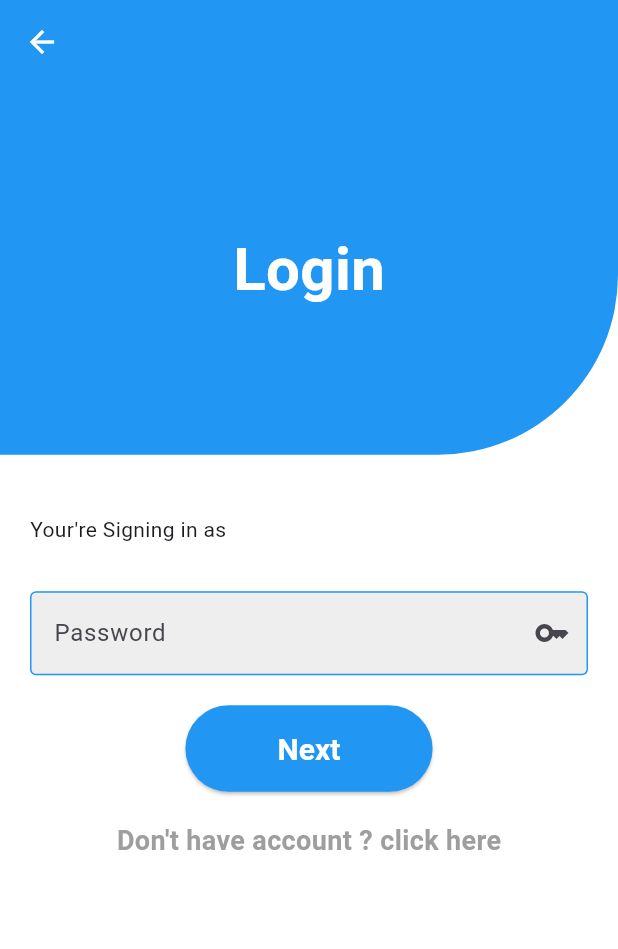
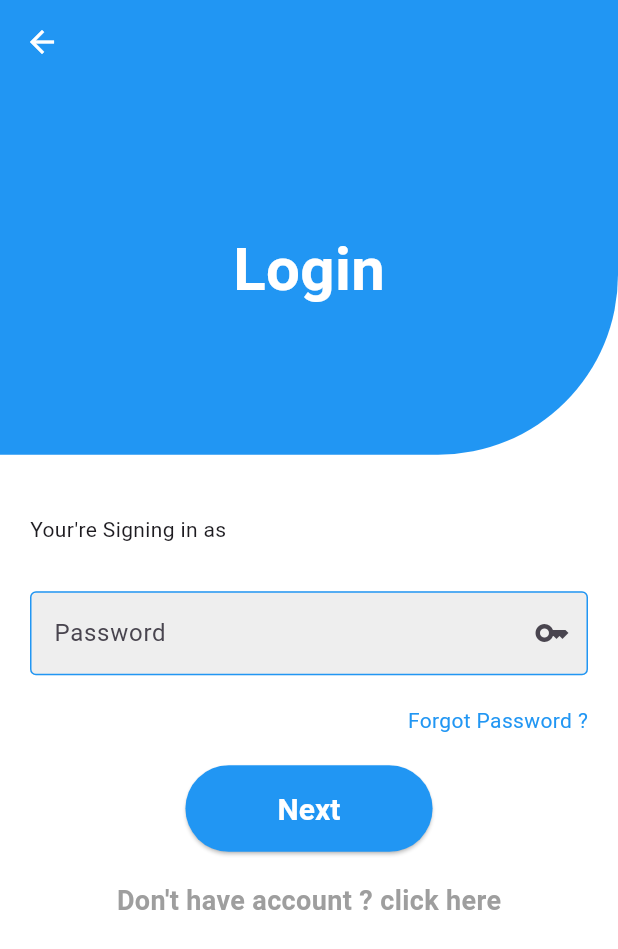
Before and after one commit to DaxeshDevganiya/AppSolver, a Flutter app: the Password screen opened directly, on a phone screen of 412 x 824 dp. Shown: the top 949 px of the screen. Run offline on Flutter 3.47's test engine with Material 3 defaults, Android fonts, the phone set to English and light mode, and no system bars; our stand-ins replace curved_labeled_navigation_bar, date_field, dio, file_picker, getwidget, page_transition and 2 more; missing offline and left inert: flutter_file_downloader; accounts and stored records are empty.

Commit message:
updated password page

```diff
--- a/lib/PasswordPage.dart
+++ b/lib/PasswordPage.dart
@@ -1,6 +1,7 @@
 import 'dart:convert';
 
 import 'package:assignment_system/EmailPage.dart';
+import 'package:assignment_system/ForgotPassword.dart';
 import 'package:assignment_system/OtpPage.dart';
 import 'package:assignment_system/domain.dart';
 import 'package:assignment_system/pages/solver/solverDashboard.dart';
@@ -152,6 +153,27 @@ class _PasswordState extends State<Password> {
                     SizedBox(
                       height: 20,
                     ),
+                    Row(
+                      mainAxisAlignment: MainAxisAlignment.end,
+                      children: [
+                        InkWell(
+                          onTap: () {
+                            Navigator.pushReplacement(
+                              context,
+                              MaterialPageRoute(
+                                  builder: (context) => ForgotPassword()),
+                            );
+                          },
+                          child: Text(
+                            "Forgot Password ?",
+                            style: TextStyle(color: Colors.blue),
+                          ),
+                        )
+                      ],
+                    ),
+                    SizedBox(
+                      height: 20,
+                    ),
                     Center(
                       child: SizedBox(
                         height: screenHeight * 0.07,
```
